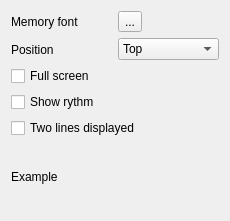
This is chordv/src/formmemoryinfo.ui in jpcima/chordv as Qt 5 draws it before an edit. The edited form follows.
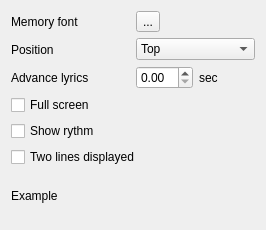
This is the edited form. Custom widgets are drawn as their Qt base class.

Commit message: Advance time

The edit to the form file:
```diff
--- a/chordv/src/formmemoryinfo.ui
+++ b/chordv/src/formmemoryinfo.ui
@@ -6,18 +6,18 @@
    <rect>
     <x>0</x>
     <y>0</y>
-    <width>230</width>
-    <height>221</height>
+    <width>266</width>
+    <height>230</height>
    </rect>
   </property>
   <property name="windowTitle">
    <string>Form</string>
   </property>
-  <layout class="QVBoxLayout" name="verticalLayout_4">
+  <layout class="QHBoxLayout" name="horizontalLayout_3">
    <item>
     <layout class="QVBoxLayout" name="verticalLayout_3">
      <item>
-      <layout class="QHBoxLayout" name="horizontalLayout">
+      <layout class="QHBoxLayout" name="horizontalLayout_2">
        <item>
         <layout class="QVBoxLayout" name="verticalLayout">
          <item>
@@ -34,6 +34,13 @@
            </property>
           </widget>
          </item>
+         <item>
+          <widget class="QLabel" name="labelAdvance">
+           <property name="text">
+            <string>Advance lyrics </string>
+           </property>
+          </widget>
+         </item>
         </layout>
        </item>
        <item>
@@ -70,6 +77,20 @@
            </item>
           </widget>
          </item>
+         <item>
+          <layout class="QHBoxLayout" name="horizontalLayout">
+           <item>
+            <widget class="QDoubleSpinBox" name="doubleSpinBoxAdvance"/>
+           </item>
+           <item>
+            <widget class="QLabel" name="labelSeconds">
+             <property name="text">
+              <string>sec</string>
+             </property>
+            </widget>
+           </item>
+          </layout>
+         </item>
         </layout>
        </item>
       </layout>
```
The commit also changes 7 other files.
